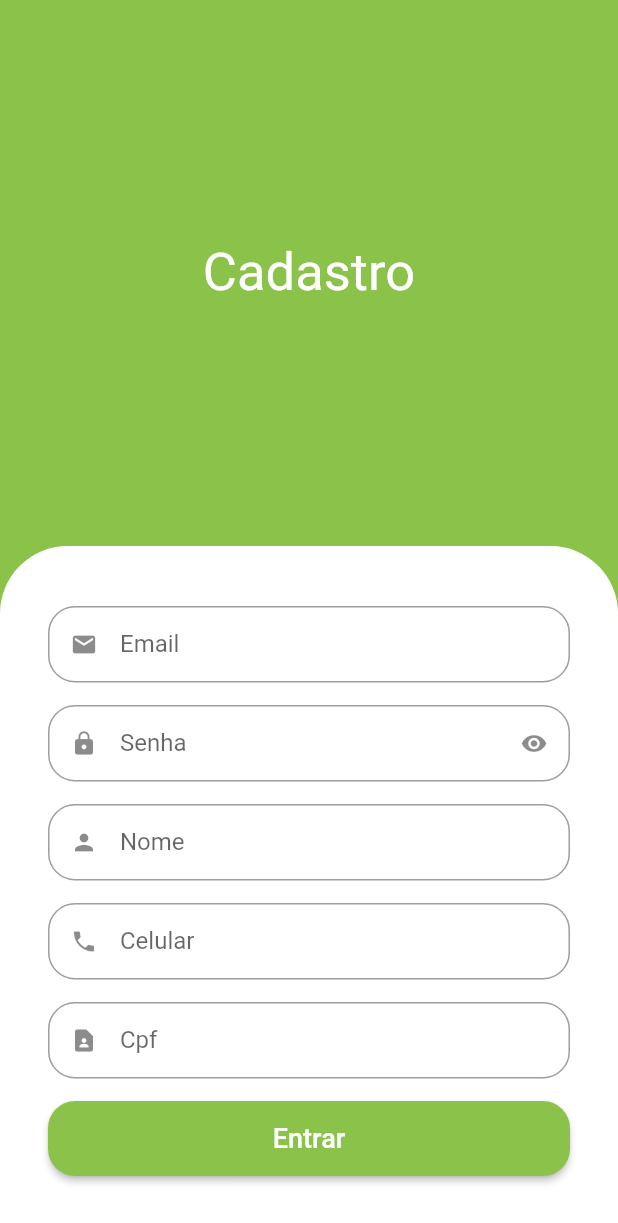
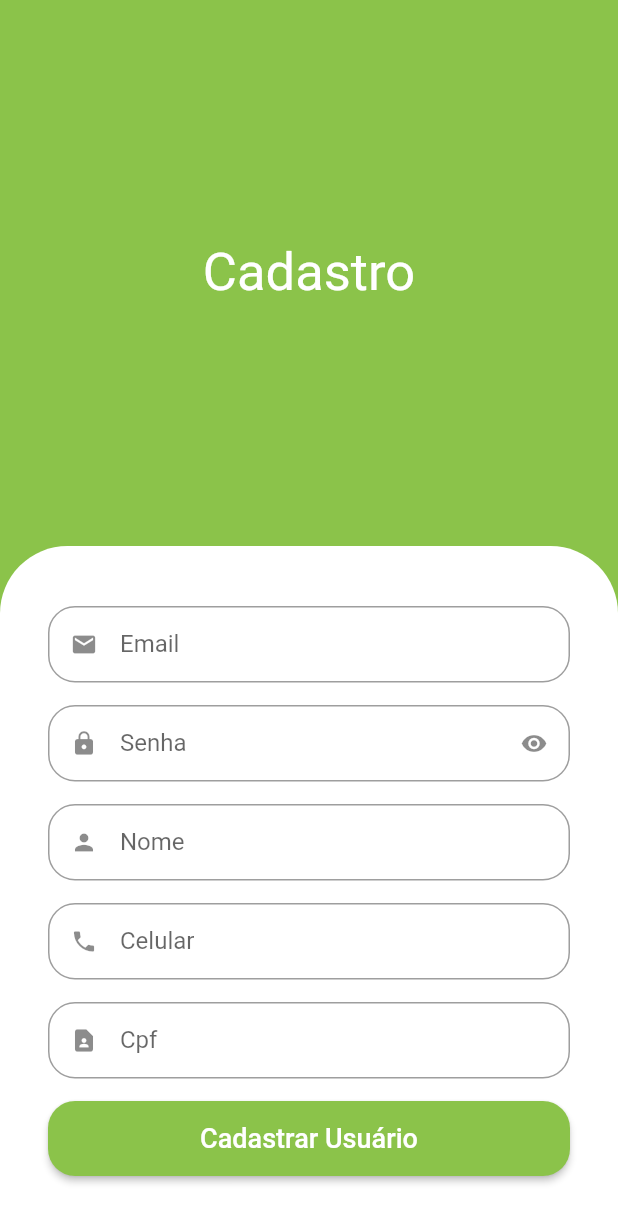
Before and after one commit to AdrianoRAV/e-commerce-front, a Flutter app: the SignUpScreen screen opened directly, on a phone screen of 412 x 824 dp. Shown: the top 1223 px of the screen. Run offline on Flutter 3.47's test engine with Material 2 defaults, Android fonts, the phone set to English and light mode, and no system bars; our stand-ins replace animated_text_kit.

Commit message:
tela Cadastro

```diff
--- a/lib/src/auth/sign_up_screen.dart
+++ b/lib/src/auth/sign_up_screen.dart
@@ -77,7 +77,7 @@ class SignUpScreen extends StatelessWidget {
                         ),
                         onPressed: () {},
                         child: const Text(
-                          'Entrar',
+                          'Cadastrar Usuário',
                           style: TextStyle(
                             fontSize: 18,
                             color: Colors.white,
```
